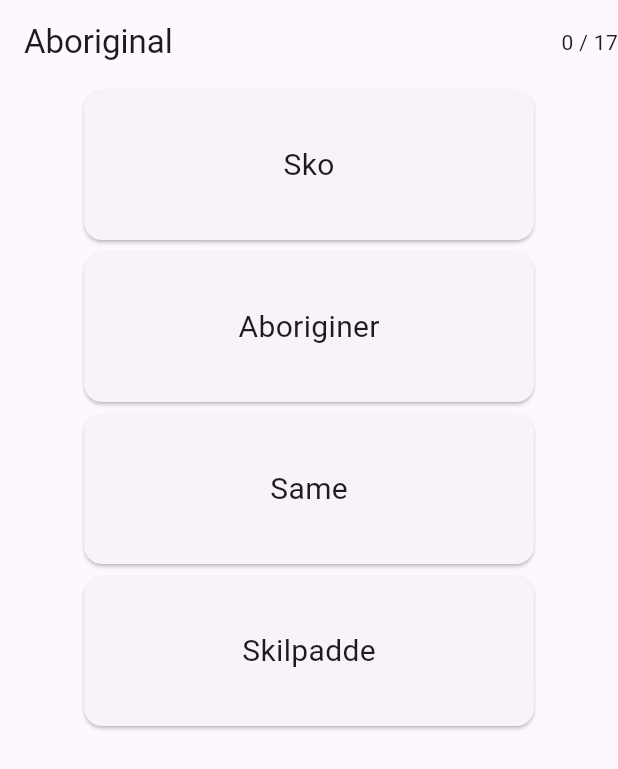
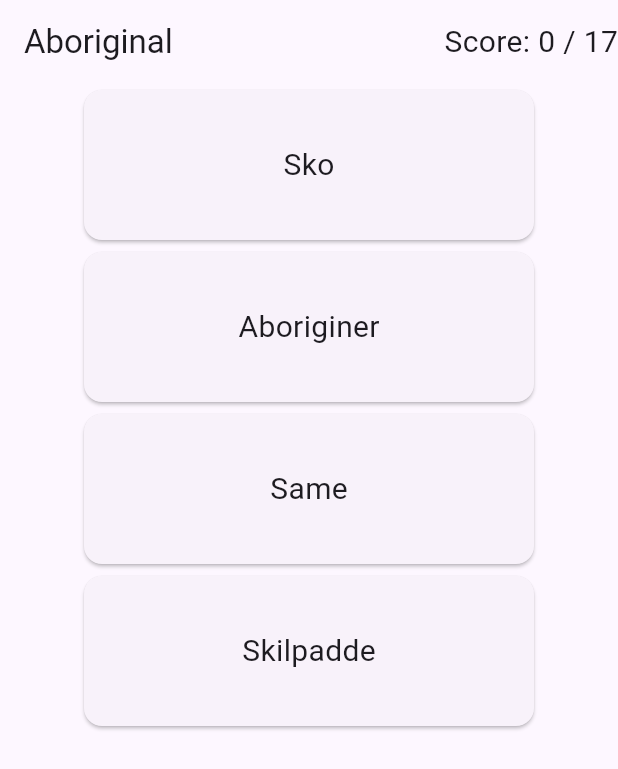
Before and after one commit to celinevictoria/glose_app, a Flutter app: the screen it shows after launch, after a tap on "Start Game", on a phone screen of 412 x 824 dp. Shown: the top 769 px of the screen. Run offline on Flutter 3.47's test engine with Material 2 defaults, Android fonts, the phone set to English and light mode, and no system bars.

Commit message:
Score count clearer and bigger

```diff
--- a/lib/game_page.dart
+++ b/lib/game_page.dart
@@ -15,7 +15,13 @@ class GamePage extends StatelessWidget {
     return Scaffold(
         appBar: AppBar(
           title: Text(masterList.keys.elementAt(questionCount)),
-          actions: [Text("$scoreCount / 17")],
+          actions: [
+            Text(
+              "Score: $scoreCount / 17",
+              textAlign: TextAlign.center,
+              style: const TextStyle(fontSize: 20),
+            )
+          ],
           automaticallyImplyLeading: false,
         ),
         body: AnswerCardList(
```
